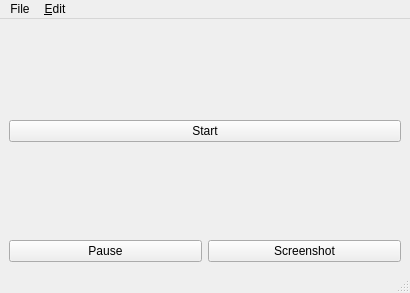
Old version of the form mainwindow.ui in the repository xqemu/xqemu-manager.
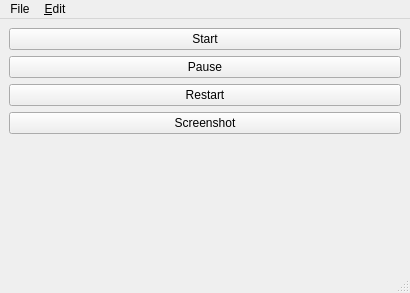
New version of the form.

Commit message: Add reset button

Diff of the .ui file:
```diff
--- a/mainwindow.ui
+++ b/mainwindow.ui
@@ -15,19 +15,6 @@
   </property>
   <widget class="QWidget" name="centralwidget">
    <layout class="QVBoxLayout" name="verticalLayout">
-    <item>
-     <spacer name="verticalSpacer">
-      <property name="orientation">
-       <enum>Qt::Vertical</enum>
-      </property>
-      <property name="sizeHint" stdset="0">
-       <size>
-        <width>20</width>
-        <height>40</height>
-       </size>
-      </property>
-     </spacer>
-    </item>
     <item>
      <widget class="QPushButton" name="runButton">
       <property name="text">
@@ -36,7 +23,28 @@
      </widget>
     </item>
     <item>
-     <spacer name="verticalSpacer_2">
+     <widget class="QPushButton" name="pauseButton">
+      <property name="text">
+       <string>Pause</string>
+      </property>
+     </widget>
+    </item>
+    <item>
+     <widget class="QPushButton" name="restartButton">
+      <property name="text">
+       <string>Restart</string>
+      </property>
+     </widget>
+    </item>
+    <item>
+     <widget class="QPushButton" name="screenshotButton">
+      <property name="text">
+       <string>Screenshot</string>
+      </property>
+     </widget>
+    </item>
+    <item>
+     <spacer name="verticalSpacer">
       <property name="orientation">
        <enum>Qt::Vertical</enum>
       </property>
@@ -48,24 +56,6 @@
       </property>
      </spacer>
     </item>
-    <item>
-     <layout class="QHBoxLayout" name="horizontalLayout">
-      <item>
-       <widget class="QPushButton" name="pauseButton">
-        <property name="text">
-         <string>Pause</string>
-        </property>
-       </widget>
-      </item>
-      <item>
-       <widget class="QPushButton" name="screenshotButton">
-        <property name="text">
-         <string>Screenshot</string>
-        </property>
-       </widget>
-      </item>
-     </layout>
-    </item>
    </layout>
   </widget>
   <widget class="QStatusBar" name="statusbar"/>
```
The commit also changes 1 other file.
